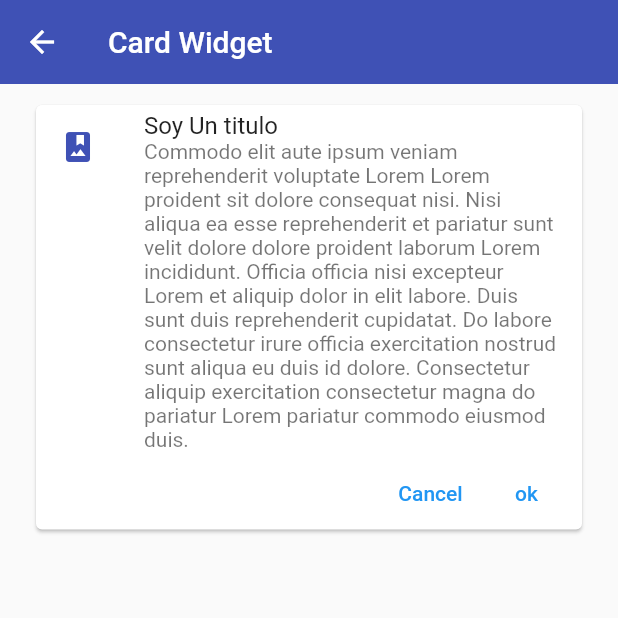
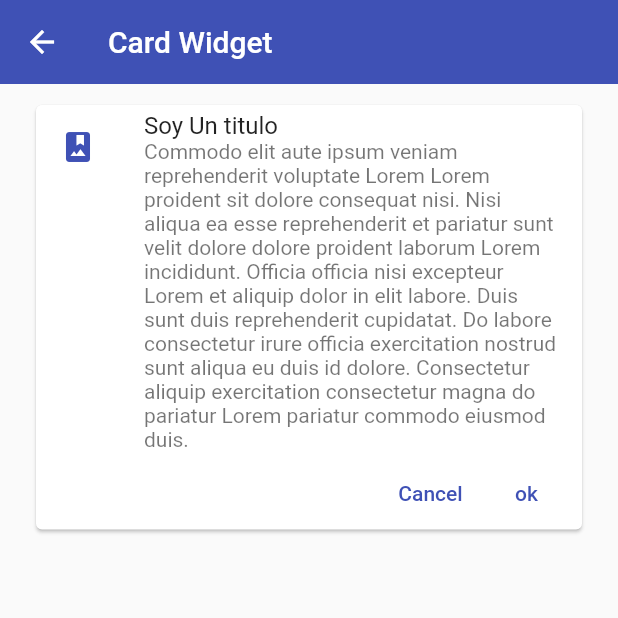
Before and after one commit to AndrusGerman/fl_components, a Flutter app: the CardScreen screen opened by its route, on a phone screen of 412 x 824 dp, the top half of it. Run offline on Flutter 3.47's test engine with Material 2 defaults, Android fonts, the phone set to English and light mode, and no system bars.

Commit message:
text button theme

```diff
--- a/lib/theme/app_theme.dart
+++ b/lib/theme/app_theme.dart
@@ -5,9 +5,17 @@ class AppTheme {
 
   static final ThemeData lightTheme = ThemeData.light().copyWith(
     primaryColor: primaryColor,
+
     appBarTheme: const AppBarTheme(
       color: primaryColor,
       elevation: 0,
     ),
+
+
+    textButtonTheme: TextButtonThemeData(
+      style: TextButton.styleFrom(
+        foregroundColor: primaryColor
+      )
+    )
   );
 }
```
